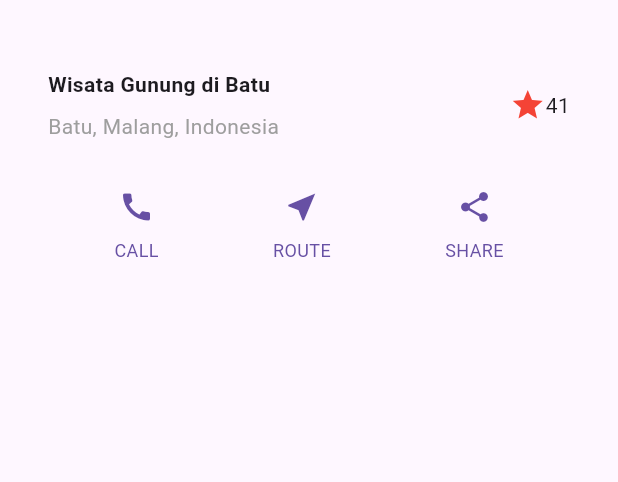
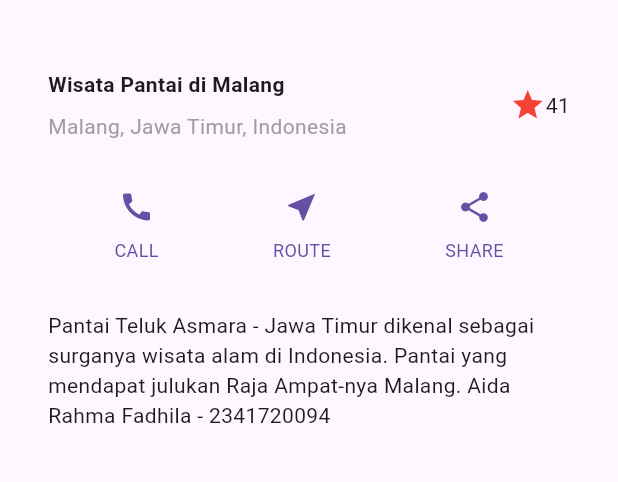
Before and after one commit to aidaaarf/Mobile-Prak, a Flutter app: the screen it shows after launch, on a phone screen of 412 x 824 dp, the part 63-545 px from its top. Run offline on Flutter 3.47's test engine with Material 3 defaults, Android fonts, the phone set to English and light mode, and no system bars.

Commit message:
langkah 1 & 2 (praktikum 3)

```diff
--- a/Bagian5/layout_flutter/lib/main.dart
+++ b/Bagian5/layout_flutter/lib/main.dart
@@ -16,30 +16,33 @@ class MyApp extends StatelessWidget {
               Container(
                 padding: const EdgeInsets.only(bottom: 8.0),
                 child: const Text(
-                  'Wisata Gunung di Batu',
-                  style: TextStyle(
-                    fontWeight: FontWeight.bold,
-                  ),
+                  'Wisata Pantai di Malang',
+                  style: TextStyle(fontWeight: FontWeight.bold),
                 ),
               ),
               const Text(
-                'Batu, Malang, Indonesia',
-                style: TextStyle(
-                  color: Colors.grey,
-                ),
+                'Malang, Jawa Timur, Indonesia',
+                style: TextStyle(color: Colors.grey),
               ),
             ],
           ),
         ),
-        Icon(
-          Icons.star,
-          color: Colors.red[500],
-        ),
+        Icon(Icons.star, color: Colors.red[500]),
         const Text('41'),
       ],
     ),
   );
 
+    Widget get textSection => Container(
+    padding: const EdgeInsets.all(32),
+    child: const Text(
+      'Pantai Teluk Asmara - Jawa Timur '
+      'dikenal sebagai surganya wisata alam di Indonesia. '
+      'Pantai yang mendapat julukan Raja Ampat-nya Malang. '
+      'Aida Rahma Fadhila - 2341720094 ',
+      softWrap: true,
+    ),
+  );
 
   @override
   Widget build(BuildContext context) {
@@ -58,19 +61,11 @@ class MyApp extends StatelessWidget {
     return MaterialApp(
       title: 'Flutter layout: Aida Rahma Fadhila 234172009',
       home: Scaffold(
-        appBar: AppBar(
-          title: const Text('Flutter layout demo'),
-        ),
-        body: Column(
-          children: [
-            titleSection,
-            buttonSection,
-          ],
-        ),
+        appBar: AppBar(title: const Text('Flutter layout demo')),
+        body: Column(children: [titleSection, buttonSection, textSection]),
       ),
     );
   }
-
 
   // --- Method _buildButtonColumn
   Column _buildButtonColumn(Color color, IconData icon, String label) {
```
